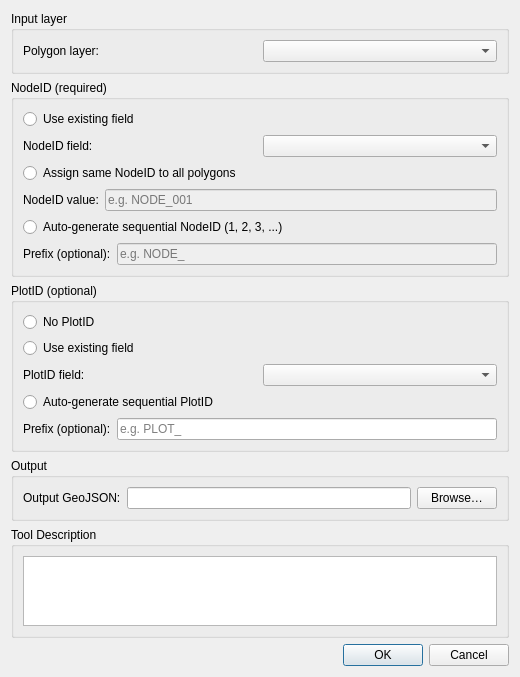
tract-eco/tract-geolocation-formatter, file tract_geolocation_formatter/TRACT_Geolocation_Formatter_dialog_base.ui: the form before one commit.
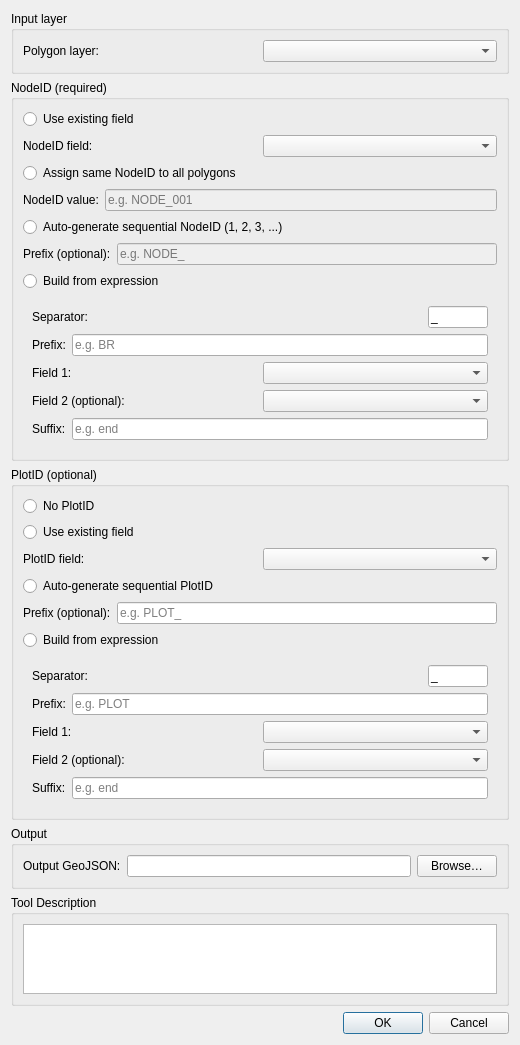
The form after the commit.

Commit message: GH-Issue3: implemented expression enabled nodeID and plotID assignation

The edit to the form file:
```diff
--- a/tract_geolocation_formatter/TRACT_Geolocation_Formatter_dialog_base.ui
+++ b/tract_geolocation_formatter/TRACT_Geolocation_Formatter_dialog_base.ui
@@ -130,6 +130,89 @@
        </layout>
       </item>
 
+      <!-- Build from expression -->
+      <item>
+       <widget class="QRadioButton" name="nodeBuildRadio">
+        <property name="text">
+         <string>Build from expression</string>
+        </property>
+       </widget>
+      </item>
+
+      <item>
+       <widget class="QWidget" name="nodeBuildContainer">
+        <layout class="QVBoxLayout" name="nodeBuildLayout">
+         <item>
+          <layout class="QHBoxLayout" name="nodeBuildSepLayout">
+           <item>
+            <widget class="QLabel" name="nodeBuildSepLabel">
+             <property name="text"><string>Separator:</string></property>
+            </widget>
+           </item>
+           <item>
+            <widget class="QLineEdit" name="nodeBuildSepLineEdit">
+             <property name="text"><string>_</string></property>
+             <property name="maximumSize"><size><width>60</width><height>16777215</height></size></property>
+            </widget>
+           </item>
+          </layout>
+         </item>
+         <item>
+          <layout class="QHBoxLayout" name="nodeBuildPrefixLayout">
+           <item>
+            <widget class="QLabel" name="nodeBuildPrefixLabel">
+             <property name="text"><string>Prefix:</string></property>
+            </widget>
+           </item>
+           <item>
+            <widget class="QLineEdit" name="nodeBuildPrefixLineEdit">
+             <property name="placeholderText"><string>e.g. BR</string></property>
+            </widget>
+           </item>
+          </layout>
+         </item>
+         <item>
+          <layout class="QHBoxLayout" name="nodeBuildField1Layout">
+           <item>
+            <widget class="QLabel" name="nodeBuildField1Label">
+             <property name="text"><string>Field 1:</string></property>
+            </widget>
+           </item>
+           <item>
+            <widget class="QComboBox" name="nodeBuildField1Combo"/>
+           </item>
+          </layout>
+         </item>
+         <item>
+          <layout class="QHBoxLayout" name="nodeBuildField2Layout">
+           <item>
+            <widget class="QLabel" name="nodeBuildField2Label">
+             <property name="text"><string>Field 2 (optional):</string></property>
+            </widget>
+           </item>
+           <item>
+            <widget class="QComboBox" name="nodeBuildField2Combo"/>
+           </item>
+          </layout>
+         </item>
+         <item>
+          <layout class="QHBoxLayout" name="nodeBuildSuffixLayout">
+           <item>
+            <widget class="QLabel" name="nodeBuildSuffixLabel">
+             <property name="text"><string>Suffix:</string></property>
+            </widget>
+           </item>
+           <item>
+            <widget class="QLineEdit" name="nodeBuildSuffixLineEdit">
+             <property name="placeholderText"><string>e.g. end</string></property>
+            </widget>
+           </item>
+          </layout>
+         </item>
+        </layout>
+       </widget>
+      </item>
+
      </layout>
     </widget>
    </item>
@@ -200,6 +283,89 @@
        </layout>
       </item>
 
+      <!-- Build from expression -->
+      <item>
+       <widget class="QRadioButton" name="plotBuildRadio">
+        <property name="text">
+         <string>Build from expression</string>
+        </property>
+       </widget>
+      </item>
+
+      <item>
+       <widget class="QWidget" name="plotBuildContainer">
+        <layout class="QVBoxLayout" name="plotBuildLayout">
+         <item>
+          <layout class="QHBoxLayout" name="plotBuildSepLayout">
+           <item>
+            <widget class="QLabel" name="plotBuildSepLabel">
+             <property name="text"><string>Separator:</string></property>
+            </widget>
+           </item>
+           <item>
+            <widget class="QLineEdit" name="plotBuildSepLineEdit">
+             <property name="text"><string>_</string></property>
+             <property name="maximumSize"><size><width>60</width><height>16777215</height></size></property>
+            </widget>
+           </item>
+          </layout>
+         </item>
+         <item>
+          <layout class="QHBoxLayout" name="plotBuildPrefixLayout">
+           <item>
+            <widget class="QLabel" name="plotBuildPrefixLabel">
+             <property name="text"><string>Prefix:</string></property>
+            </widget>
+           </item>
+           <item>
+            <widget class="QLineEdit" name="plotBuildPrefixLineEdit">
+             <property name="placeholderText"><string>e.g. PLOT</string></property>
+            </widget>
+           </item>
+          </layout>
+         </item>
+         <item>
+          <layout class="QHBoxLayout" name="plotBuildField1Layout">
+           <item>
+            <widget class="QLabel" name="plotBuildField1Label">
+             <property name="text"><string>Field 1:</string></property>
+            </widget>
+           </item>
+           <item>
+            <widget class="QComboBox" name="plotBuildField1Combo"/>
+           </item>
+          </layout>
+         </item>
+         <item>
+          <layout class="QHBoxLayout" name="plotBuildField2Layout">
+           <item>
+            <widget class="QLabel" name="plotBuildField2Label">
+             <property name="text"><string>Field 2 (optional):</string></property>
+            </widget>
+           </item>
+           <item>
+            <widget class="QComboBox" name="plotBuildField2Combo"/>
+           </item>
+          </layout>
+         </item>
+         <item>
+          <layout class="QHBoxLayout" name="plotBuildSuffixLayout">
+           <item>
+            <widget class="QLabel" name="plotBuildSuffixLabel">
+             <property name="text"><string>Suffix:</string></property>
+            </widget>
+           </item>
+           <item>
+            <widget class="QLineEdit" name="plotBuildSuffixLineEdit">
+             <property name="placeholderText"><string>e.g. end</string></property>
+            </widget>
+           </item>
+          </layout>
+         </item>
+        </layout>
+       </widget>
+      </item>
+
      </layout>
     </widget>
    </item>
```
The commit also changes 4 other files.
